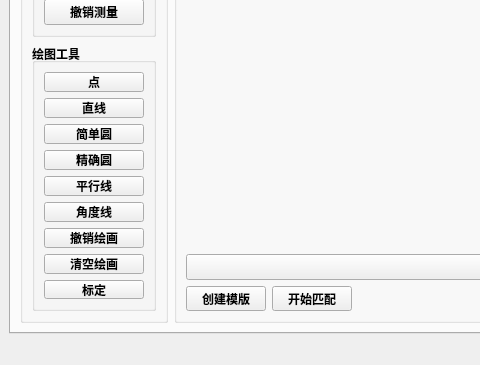
Above: src/ui/MutiCamApp.ui from NicoleKJ9721/MutiCamApp before the change; both pictures show x 0 to 480 and y 374 to 739 of the 1014 by 739 pixel window. Below: the same form after it.
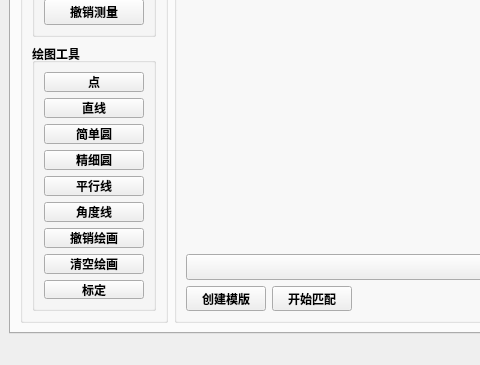
That is the form after the change. The open tabs and pages were chosen to show the change.

Commit message:
📝 docs(ui): 更新界面文本内容
- 将"精确圆"更改为"精细圆"，提高界面文本的准确性。

Diff of the .ui file:
```diff
--- a/src/ui/MutiCamApp.ui
+++ b/src/ui/MutiCamApp.ui
@@ -925,7 +925,7 @@
                  </font>
                 </property>
                 <property name="text">
-                 <string>精确圆</string>
+                 <string>精细圆</string>
                 </property>
                </widget>
               </item>
```
Left out of the diff: 4 changed lines with no effect on the pictures.
